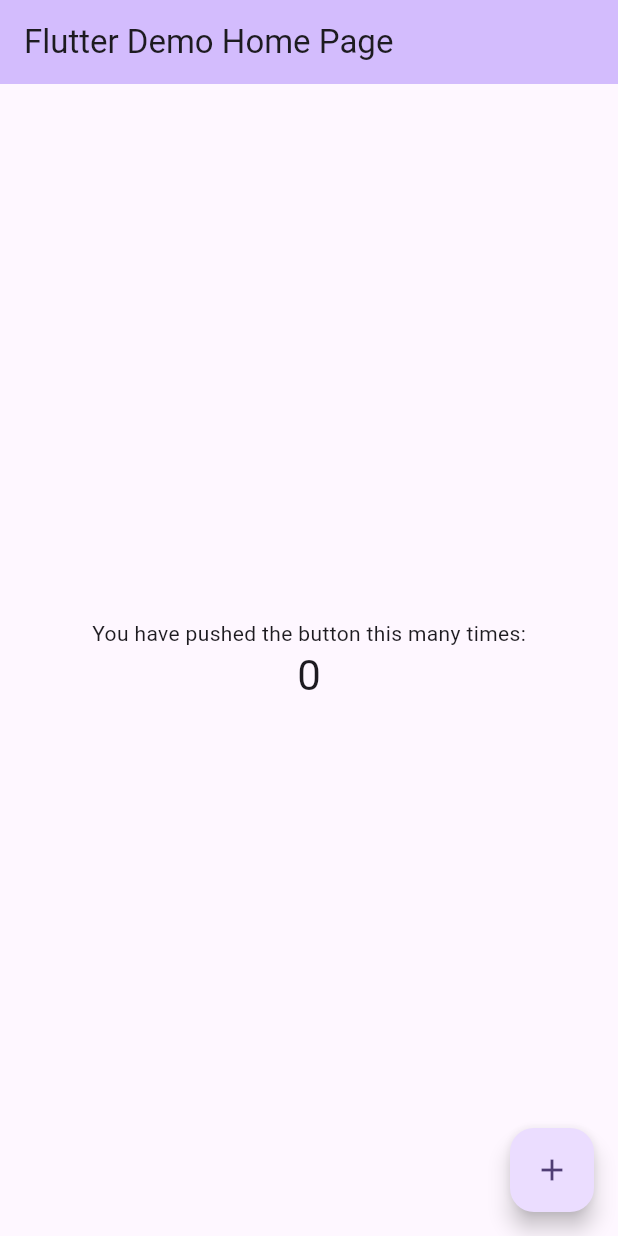
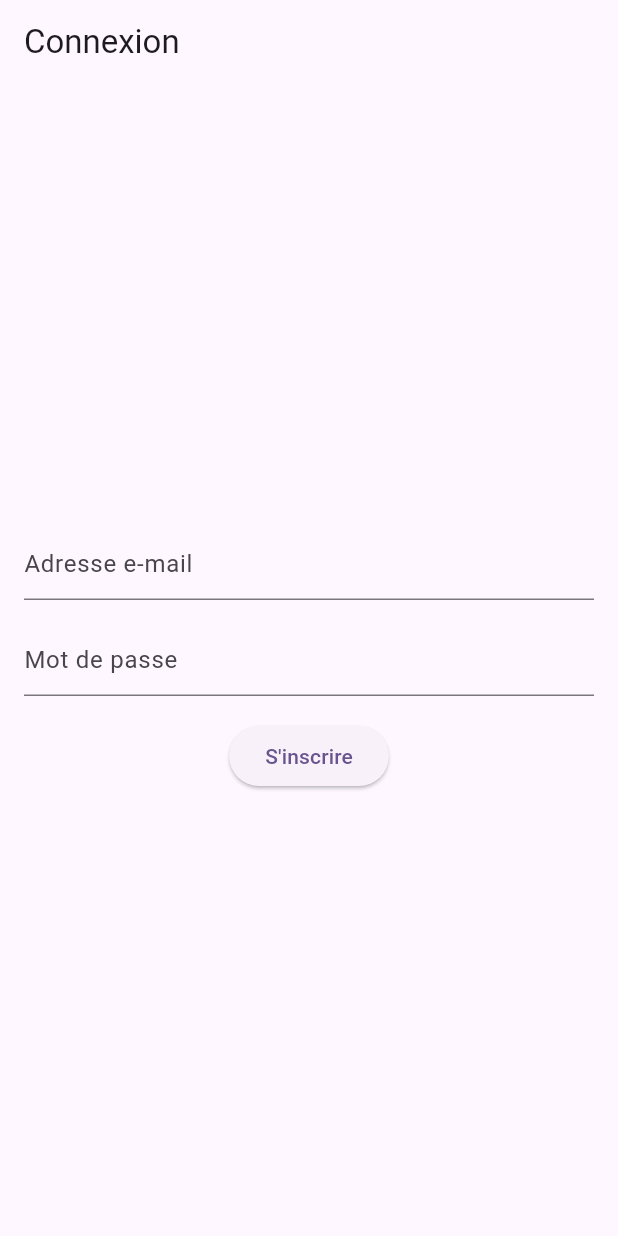
Before and after one commit to Liantsoa-Rabevahoaka/MermoryManagment--Flutter, a Flutter app: the screen it shows after launch, on a phone screen of 412 x 824 dp. Run offline on Flutter 3.47's test engine with Material 2 defaults, Android fonts, the phone set to English and light mode, and no system bars; our stand-ins replace firebase_auth, firebase_core, shared_preferences; accounts and stored records are empty.

Commit message:
feat: Sign in user with firebase and set up auth workflow with SharedPreference library

```diff
--- a/lib/main.dart
+++ b/lib/main.dart
@@ -1,6 +1,8 @@
 import 'package:flutter/material.dart';
 import 'package:firebase_core/firebase_core.dart';
+import 'package:project/screens/auth/signin_screen.dart';
 import 'firebase_options.dart';
+
 
 
 void main() async{
@@ -15,119 +17,16 @@ await Firebase.initializeApp(
 class MyApp extends StatelessWidget {
   const MyApp({super.key});
 
-  // This widget is the root of your application.
   @override
   Widget build(BuildContext context) {
     return MaterialApp(
       title: 'Flutter Demo',
+      debugShowCheckedModeBanner: false,
       theme: ThemeData(
-        // This is the theme of your application.
-        //
-        // TRY THIS: Try running your application with "flutter run". You'll see
-        // the application has a blue toolbar. Then, without quitting the app,
-        // try changing the seedColor in the colorScheme below to Colors.green
-        // and then invoke "hot reload" (save your changes or press the "hot
-        // reload" button in a Flutter-supported IDE, or press "r" if you used
-        // the command line to start the app).
-        //
-        // Notice that the counter didn't reset back to zero; the application
-        // state is not lost during the reload. To reset the state, use hot
-        // restart instead.
-        //
-        // This works for code too, not just values: Most code changes can be
-        // tested with just a hot reload.
         colorScheme: ColorScheme.fromSeed(seedColor: Colors.deepPurple),
         useMaterial3: true,
       ),
-      home: const MyHomePage(title: 'Flutter Demo Home Page'),
+      home:  SignInScreen(),
     );
   }
 }
-
-class MyHomePage extends StatefulWidget {
-  const MyHomePage({super.key, required this.title});
-
-  // This widget is the home page of your application. It is stateful, meaning
-  // that it has a State object (defined below) that contains fields that affect
-  // how it looks.
-
-  // This class is the configuration for the state. It holds the values (in this
-  // case the title) provided by the parent (in this case the App widget) and
-  // used by the build method of the State. Fields in a Widget subclass are
-  // always marked "final".
-
-  final String title;
-
-  @override
-  State<MyHomePage> createState() => _MyHomePageState();
-}
-
-class _MyHomePageState extends State<MyHomePage> {
-  int _counter = 0;
-
-  void _incrementCounter() {
-    setState(() {
-      // This call to setState tells the Flutter framework that something has
-      // changed in this State, which causes it to rerun the build method below
-      // so that the display can reflect the updated values. If we changed
-      // _counter without calling setState(), then the build method would not be
-      // called again, and so nothing would appear to happen.
-      _counter++;
-    });
-  }
-
-  @override
-  Widget build(BuildContext context) {
-    // This method is rerun every time setState is called, for instance as done
-    // by the _incrementCounter method above.
-    //
-    // The Flutter framework has been optimized to make rerunning build methods
-    // fast, so that you can just rebuild anything that needs updating rather
-    // than having to individually change instances of widgets.
-    return Scaffold(
-      appBar: AppBar(
-        // TRY THIS: Try changing the color here to a specific color (to
-        // Colors.amber, perhaps?) and trigger a hot reload to see the AppBar
-        // change color while the other colors stay the same.
-        backgroundColor: Theme.of(context).colorScheme.inversePrimary,
-        // Here we take the value from the MyHomePage object that was created by
-        // the App.build method, and use it to set our appbar title.
-        title: Text(widget.title),
-      ),
-      body: Center(
-        // Center is a layout widget. It takes a single child and positions it
-        // in the middle of the parent.
-        child: Column(
-          // Column is also a layout widget. It takes a list of children and
-          // arranges them vertically. By default, it sizes itself to fit its
-          // children horizontally, and tries to be as tall as its parent.
-          //
-          // Column has various properties to control how it sizes itself and
-          // how it positions its children. Here we use mainAxisAlignment to
-          // center the children vertically; the main axis here is the vertical
-          // axis because Columns are vertical (the cross axis would be
-          // horizontal).
-          //
-          // TRY THIS: Invoke "debug painting" (choose the "Toggle Debug Paint"
-          // action in the IDE, or press "p" in the console), to see the
-          // wireframe for each widget.
-          mainAxisAlignment: MainAxisAlignment.center,
-          children: <Widget>[
-            const Text(
-              'You have pushed the button this many times:',
-            ),
-            Text(
-              '$_counter',
-              style: Theme.of(context).textTheme.headlineMedium,
-            ),
-          ],
-        ),
-      ),
-      floatingActionButton: FloatingActionButton(
-        onPressed: _incrementCounter,
-        tooltip: 'Increment',
-        child: const Icon(Icons.add),
-      ), // This trailing comma makes auto-formatting nicer for build methods.
-    );
-  }
-}
--- /dev/null
+++ b/lib/models/user.dart
@@ -0,0 +1,6 @@
+class User {
+  final String email;
+  final String role;
+
+  User({required this.email, required this.role});
+}
--- /dev/null
+++ b/lib/screens/auth/signin_screen.dart
@@ -0,0 +1,70 @@
+import 'package:firebase_auth/firebase_auth.dart';
+import 'package:flutter/material.dart';
+import 'package:flutter/widgets.dart';
+import 'package:project/screens/home/student_home_screen.dart';
+
+import '../../services/auth_service.dart';
+
+class SignInScreen extends StatelessWidget {
+  final AuthService _authService = AuthService();
+  final TextEditingController _emailController = TextEditingController();
+  final TextEditingController _passwordController = TextEditingController();
+
+  @override
+  Widget build(BuildContext context) {
+    return FutureBuilder<bool>(
+      future: _authService.isLoggedIn(),
+      builder: (context, snapshot) {
+        if (snapshot.connectionState == ConnectionState.waiting) {
+          return CircularProgressIndicator(); // Affichez un indicateur de chargement si nécessaire
+        }
+
+        final isLoggedIn = snapshot.data ?? false;
+
+        if (isLoggedIn) {
+          // Redirigez l'utilisateur vers une autre page car il est déjà connecté
+          return StudentHomeScreen(title: 'Flutter Demo Home Page', items: ['test'],);
+        }
+
+        // Affichez l'écran de connexion
+        return Scaffold(
+          appBar: AppBar(title: Text('Connexion')),
+          body: Padding(
+        padding: const EdgeInsets.all(16.0),
+        child: Column(
+          mainAxisAlignment: MainAxisAlignment.center,
+          children: [
+            TextField(
+              controller: _emailController,
+              decoration: InputDecoration(hintText: 'Adresse e-mail'),
+            ),
+            SizedBox(height: 16),
+            TextField(
+              controller: _passwordController,
+              decoration: InputDecoration(hintText: 'Mot de passe'),
+              obscureText: true,
+            ),
+            SizedBox(height: 16),
+            ElevatedButton(
+              onPressed: () async {
+                String email = _emailController.text.trim();
+                String password = _passwordController.text.trim();
+                User? user = await _authService.signInWithEmail(email, password);
+                if (user != null) {
+                  print('Success');
+                  // L'inscription a réussi, faire ce que vous voulez ici
+                } else {
+                  print('Error');
+                  // L'inscription a échoué, afficher un message d'erreur par exemple
+                }
+              },
+              child: Text('S\'inscrire'),
+            ),
+          ],
+        ),
+      ),
+        );
+      },
+    );
+  }
+}
--- a/pubspec.yaml
+++ b/pubspec.yaml
@@ -36,6 +36,8 @@ dependencies:
   # Use with the CupertinoIcons class for iOS style icons.
   cupertino_icons: ^1.0.2
   firebase_core: ^2.15.0
+  firebase_auth: ^4.7.2
+  shared_preferences: ^2.2.0
 
 dev_dependencies:
   flutter_test:
```
Also changed, not shown: lib/screens/home/student_home_screen.dart (added, +25 -0 lines), lib/services/auth_service.dart (added, +67 -0 lines), pubspec.lock, 1 other file.
